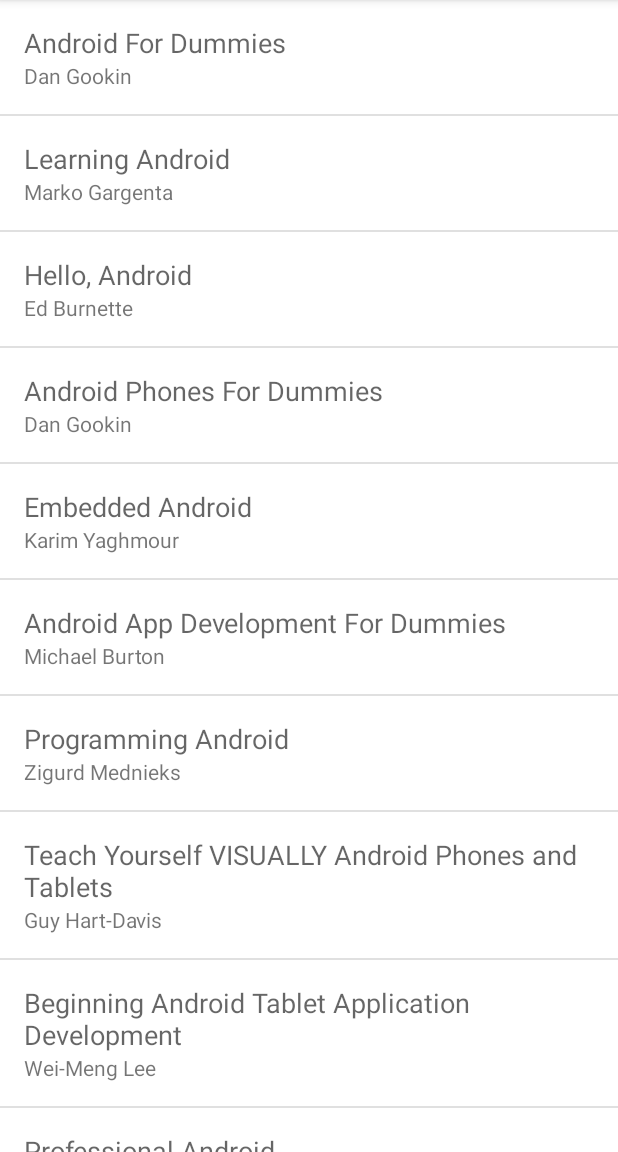
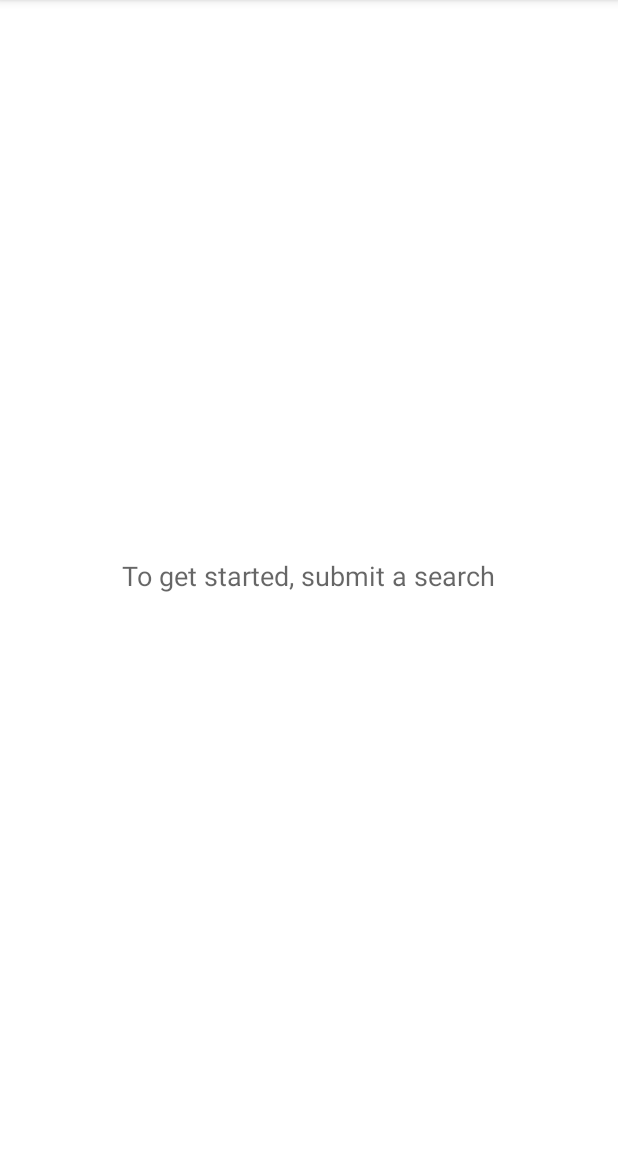
Before and after one commit to david-read-iii/Book-Listings, an Android app: the screen it shows after launch (MainActivity), on a phone screen of 412 x 824 dp, the part 84-1236 px from its top. Run offline under Robolectric (Android 15) with nearby library versions, the phone set to English and light mode, and no system bars.

Commit message:
Modify user interface to have a start state and show static list of data when a search is submitted
activity_main.xml:
- Add start state text to alert TextView.

MainActivity.java:
- Make MenuItem searchViewMenuItem global.
- Update UI with a sample list of books when a search is submitted.
- Put results string in app bar when a search is submitted.

strings.xml:
- Add strings for results and alert TextView when in start state.

```diff
--- a/app/src/main/java/com/davidread/booklistings/MainActivity.java
+++ b/app/src/main/java/com/davidread/booklistings/MainActivity.java
@@ -7,11 +7,11 @@ import android.content.Intent;
 import android.net.Uri;
 import android.os.Bundle;
 import android.view.Menu;
+import android.view.MenuItem;
 import android.view.View;
 import android.widget.AdapterView;
 import android.widget.ListView;
 import android.widget.TextView;
-import android.widget.Toast;
 
 import java.util.ArrayList;
 import java.util.List;
@@ -23,6 +23,12 @@ import java.util.List;
  * TODO: Keep updating documentation.
  */
 public class MainActivity extends AppCompatActivity {
+
+    /**
+     * {@link MenuItem} that holds the {@link SearchView}. Made global so it is accessible in the
+     * {@link androidx.appcompat.widget.SearchView.OnQueryTextListener}.
+     */
+    private MenuItem searchViewMenuItem;
 
     /**
      * {@link androidx.appcompat.widget.SearchView.OnQueryTextListener} for the {@link SearchView}
@@ -38,8 +44,24 @@ public class MainActivity extends AppCompatActivity {
          */
         @Override
         public boolean onQueryTextSubmit(String query) {
-            Toast.makeText(MainActivity.this, "Search submitted for \"" + query + "\"", Toast.LENGTH_SHORT).show();
-            return false; // False so the SearchView loses focus.
+
+            // Update UI with a list of sample books.
+            ArrayList<Book> sampleBooks = new ArrayList<>();
+            sampleBooks.add(new Book("Android For Dummies", "Dan Gookin", "http://books.google.com/books?id=JGH0DwAAQBAJ&dq=android&hl=&source=gbs_api"));
+            sampleBooks.add(new Book("Learning Android", "Marko Gargenta", "http://books.google.com/books?id=oMYQz4_BW48C&dq=android&hl=&source=gbs_api"));
+            sampleBooks.add(new Book("Hello, Android", "Ed Burnette", "https://play.google.com/store/books/details?id=_A5QDwAAQBAJ&source=gbs_api"));
+            sampleBooks.add(new Book("Android Phones For Dummies", "Dan Gookin", "http://books.google.com/books?id=-OwtDQAAQBAJ&dq=android&hl=&source=gbs_api"));
+            sampleBooks.add(new Book("Embedded Android", "Karim Yaghmour", "http://books.google.com/books?id=KER0dd2oYP8C&dq=android&hl=&source=gbs_api"));
+            sampleBooks.add(new Book("Android App Development For Dummies", "Michael Burton", "http://books.google.com/books?id=nDqkBgAAQBAJ&dq=android&hl=&source=gbs_api"));
+            sampleBooks.add(new Book("Programming Android", "Zigurd Mednieks", "http://books.google.com/books?id=5BGBswAQSiEC&dq=android&hl=&source=gbs_api"));
+            sampleBooks.add(new Book("Teach Yourself VISUALLY Android Phones and Tablets", "Guy Hart-Davis", "http://books.google.com/books?id=M7ngCAAAQBAJ&dq=android&hl=&source=gbs_api"));
+            sampleBooks.add(new Book("Beginning Android Tablet Application Development", "Wei-Meng Lee", "http://books.google.com/books?id=WLrAqVo4HzcC&dq=android&hl=&source=gbs_api"));
+            sampleBooks.add(new Book("Professional Android", "Reto Meier", "http://books.google.com/books?id=aYpoDwAAQBAJ&dq=android&hl=&source=gbs_api"));
+            updateUi(sampleBooks);
+
+            getSupportActionBar().setTitle(getString(R.string.results, query));
+            searchViewMenuItem.collapseActionView();
+            return false;
         }
 
         /**
@@ -88,21 +110,6 @@ public class MainActivity extends AppCompatActivity {
     protected void onCreate(Bundle savedInstanceState) {
         super.onCreate(savedInstanceState);
         setContentView(R.layout.activity_main);
-
-        // TODO: Remove when network request to fetch live data is implemented.
-        // Update UI with a list of sample books.
-        ArrayList<Book> sampleBooks = new ArrayList<>();
-        sampleBooks.add(new Book("Android For Dummies", "Dan Gookin", "http://books.google.com/books?id=JGH0DwAAQBAJ&dq=android&hl=&source=gbs_api"));
-        sampleBooks.add(new Book("Learning Android", "Marko Gargenta", "http://books.google.com/books?id=oMYQz4_BW48C&dq=android&hl=&source=gbs_api"));
-        sampleBooks.add(new Book("Hello, Android", "Ed Burnette", "https://play.google.com/store/books/details?id=_A5QDwAAQBAJ&source=gbs_api"));
-        sampleBooks.add(new Book("Android Phones For Dummies", "Dan Gookin", "http://books.google.com/books?id=-OwtDQAAQBAJ&dq=android&hl=&source=gbs_api"));
-        sampleBooks.add(new Book("Embedded Android", "Karim Yaghmour", "http://books.google.com/books?id=KER0dd2oYP8C&dq=android&hl=&source=gbs_api"));
-        sampleBooks.add(new Book("Android App Development For Dummies", "Michael Burton", "http://books.google.com/books?id=nDqkBgAAQBAJ&dq=android&hl=&source=gbs_api"));
-        sampleBooks.add(new Book("Programming Android", "Zigurd Mednieks", "http://books.google.com/books?id=5BGBswAQSiEC&dq=android&hl=&source=gbs_api"));
-        sampleBooks.add(new Book("Teach Yourself VISUALLY Android Phones and Tablets", "Guy Hart-Davis", "http://books.google.com/books?id=M7ngCAAAQBAJ&dq=android&hl=&source=gbs_api"));
-        sampleBooks.add(new Book("Beginning Android Tablet Application Development", "Wei-Meng Lee", "http://books.google.com/books?id=WLrAqVo4HzcC&dq=android&hl=&source=gbs_api"));
-        sampleBooks.add(new Book("Professional Android", "Reto Meier", "http://books.google.com/books?id=aYpoDwAAQBAJ&dq=android&hl=&source=gbs_api"));
-        updateUi(sampleBooks);
     }
 
     /**
@@ -116,7 +123,8 @@ public class MainActivity extends AppCompatActivity {
     @Override
     public boolean onCreateOptionsMenu(Menu menu) {
         getMenuInflater().inflate(R.menu.menu_main, menu);
-        SearchView searchView = (SearchView) menu.findItem(R.id.search_view).getActionView();
+        searchViewMenuItem = menu.findItem(R.id.search_view);
+        SearchView searchView = (SearchView) searchViewMenuItem.getActionView();
         searchView.setOnQueryTextListener(onQueryTextListener);
         return true;
     }
--- a/app/src/main/res/layout/activity_main.xml
+++ b/app/src/main/res/layout/activity_main.xml
@@ -15,7 +15,7 @@
         android:layout_width="wrap_content"
         android:layout_height="wrap_content"
         android:layout_centerInParent="true"
-        android:textAppearance="?android:textAppearanceMedium"
-        android:visibility="invisible" />
+        android:text="@string/alert_submit_a_search"
+        android:textAppearance="?android:textAppearanceMedium" />
 
 </RelativeLayout>
--- a/app/src/main/res/values/strings.xml
+++ b/app/src/main/res/values/strings.xml
@@ -1,6 +1,8 @@
 <resources>
     <string name="app_name">Book Listings</string>
     <string name="action_search">Search</string>
+    <string name="results">Results for \"%1$s\"</string>
+    <string name="alert_submit_a_search">To get started, submit a search</string>
     <string name="alert_list_empty">No books found</string>
     <string name="alert_no_internet">No Internet connection</string>
 </resources>
```
